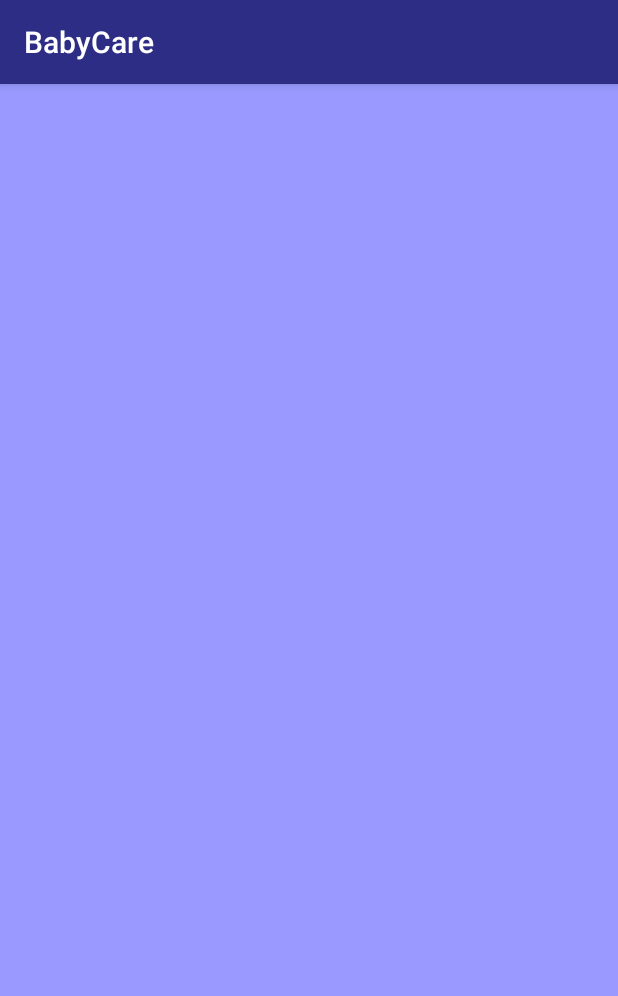
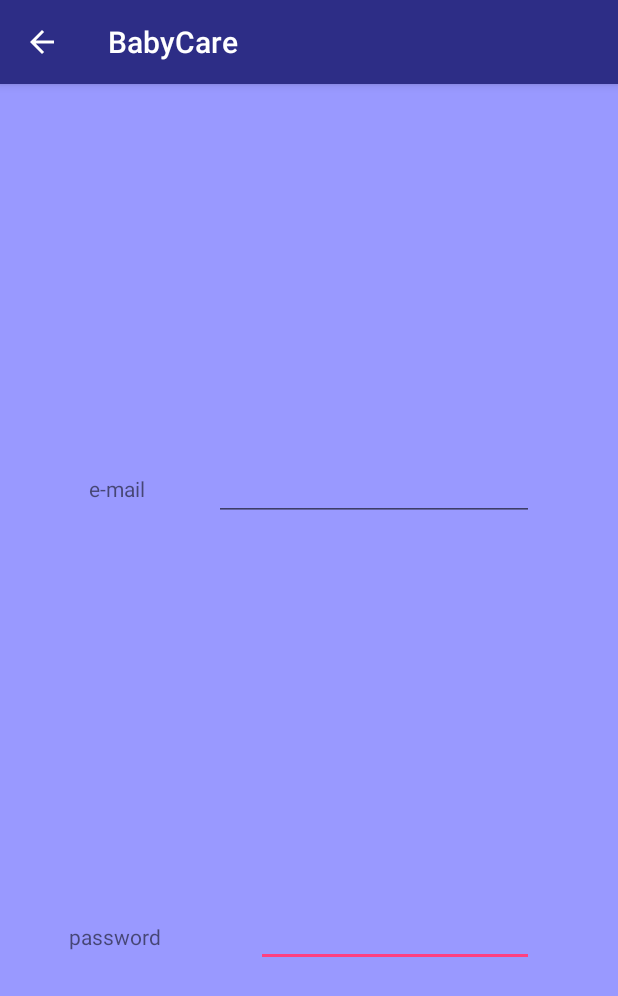
Before and after one commit to ShadiBlizzard/BabyCare, an Android app: the LoginActivity screen opened directly, with no data from a screen before it, on a phone screen of 412 x 824 dp. Shown: the top 996 px of the screen. Run offline under Robolectric (Android 15) with nearby library versions, the phone set to English and light mode, and no system bars.

Commit message:
link between general home and login

```diff
--- a/app/src/main/java/com/example/shadi/babycare/layout_view/LoginActivity.java
+++ b/app/src/main/java/com/example/shadi/babycare/layout_view/LoginActivity.java
@@ -1,7 +1,9 @@
 package com.example.shadi.babycare.layout_view;
 
+import android.content.Intent;
 import android.support.v7.app.AppCompatActivity;
 import android.os.Bundle;
+import android.view.View;
 
 import com.example.shadi.babycare.R;
 
@@ -12,4 +14,8 @@ public class LoginActivity extends AppCompatActivity {
         super.onCreate(savedInstanceState);
         setContentView(R.layout.activity_login);
     }
+
+    public void login(View view) {
+        //TODO verifico che cosa sia il client che fa il login, in base a quello lo reindirizzo alla home dedicata
+    }
 }
--- a/app/src/main/java/com/example/shadi/babycare/model/ModelParents.java
+++ b/app/src/main/java/com/example/shadi/babycare/model/ModelParents.java
@@ -36,7 +36,6 @@ public class ModelParents extends Model {
     public void dataRetriever() {
         //TEMPORANEUS HARDCODING***
         this.favorites.add(new Babysitter("Sbiribillo", "Volante", 26));
-        this.messages.add(new Message("sbirib"));
 
 
     }
--- a/app/src/main/java/com/example/shadi/babycare/model/users/Manager.java
+++ /dev/null
@@ -1,4 +0,0 @@
-package com.example.shadi.babycare.model.users;
-
-public class Manager extends Admin {
-}
--- a/app/src/main/java/com/example/shadi/babycare/model/users/Operator.java
+++ /dev/null
@@ -1,4 +0,0 @@
-package com.example.shadi.babycare.model.users;
-
-public class Operator extends Admin {
-}
--- a/app/src/main/java/com/example/shadi/babycare/model/users/Parent.java
+++ b/app/src/main/java/com/example/shadi/babycare/model/users/Parent.java
@@ -3,7 +3,7 @@ package com.example.shadi.babycare.model.users;
 
 public class Parent extends User {
 
-    public Parent(String name, String surname, String city, int id, int age, String email, String description) {
+    public Parent(String name, String surname, String city, int age, String email, String description) {
         this.setName(name);
         this.setSurname(surname);
         this.setBs(false);
--- a/app/src/main/res/layout/activity_login.xml
+++ b/app/src/main/res/layout/activity_login.xml
@@ -6,4 +6,54 @@
     android:layout_height="match_parent"
     tools:context=".layout_view.LoginActivity">
 
+    <EditText
+        android:id="@+id/passwordfield"
+        style="@style/BabyCare"
+        android:layout_width="185dp"
+        android:layout_height="wrap_content"
+        android:layout_marginEnd="56dp"
+        android:ems="10"
+        android:inputType="textPassword"
+        app:layout_constraintBaseline_toBaselineOf="@+id/textView3"
+        app:layout_constraintEnd_toEndOf="parent" />
+
+    <EditText
+        android:id="@+id/mailfield"
+        android:layout_width="wrap_content"
+        android:layout_height="wrap_content"
+        android:layout_marginEnd="56dp"
+        android:ems="10"
+        android:inputType="textEmailAddress"
+        app:layout_constraintBaseline_toBaselineOf="@+id/textView2"
+        app:layout_constraintEnd_toEndOf="parent" />
+
+    <TextView
+        android:id="@+id/textView2"
+        android:layout_width="wrap_content"
+        android:layout_height="wrap_content"
+        android:layout_marginEnd="8dp"
+        android:layout_marginStart="8dp"
+        android:layout_marginTop="260dp"
+        android:text="e-mail"
+        app:layout_constraintEnd_toStartOf="@+id/mailfield"
+        app:layout_constraintHorizontal_bias="0.576"
+        app:layout_constraintStart_toStartOf="parent"
+        app:layout_constraintTop_toTopOf="parent" />
+
+    <TextView
+        android:id="@+id/textView3"
+        android:layout_width="wrap_content"
+        android:layout_height="wrap_content"
+        android:layout_marginBottom="190dp"
+        android:layout_marginEnd="8dp"
+        android:layout_marginStart="8dp"
+        android:layout_marginTop="8dp"
+        android:text="password"
+        app:layout_constraintBottom_toBottomOf="parent"
+        app:layout_constraintEnd_toStartOf="@+id/passwordfield"
+        app:layout_constraintHorizontal_bias="0.409"
+        app:layout_constraintStart_toStartOf="parent"
+        app:layout_constraintTop_toBottomOf="@+id/textView2"
+        app:layout_constraintVertical_bias="1.0" />
+
 </android.support.constraint.ConstraintLayout>
```
Also changed, not shown: app/src/main/AndroidManifest.xml (+8 -1 lines), app/src/main/java/com/example/shadi/babycare/layout_view/MainActivity.java (+7 -0 lines), app/src/main/java/com/example/shadi/babycare/model/users/User.java (+1 -9 lines), app/src/main/res/layout/activity_main.xml (+4 -4 lines), 7 other files.
